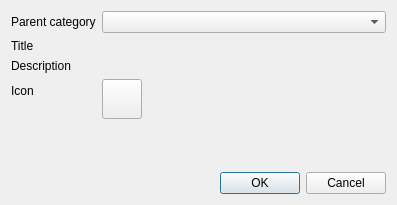
Old version of the form src/services/standard/gui/formstandardcategorydetails.ui in the repository martinrotter/rssguard.
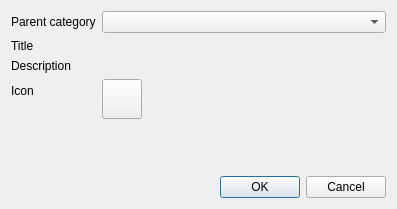
New version of the form. Custom widgets are drawn as their Qt base class.

Commit message: Added initial add/edit TT-RSS account dialog.

```diff
--- a/src/services/standard/gui/formstandardcategorydetails.ui
+++ b/src/services/standard/gui/formstandardcategorydetails.ui
@@ -7,7 +7,7 @@
     <x>0</x>
     <y>0</y>
     <width>397</width>
-    <height>205</height>
+    <height>209</height>
    </rect>
   </property>
   <property name="minimumSize">
```
The commit also changes 6 other files.
